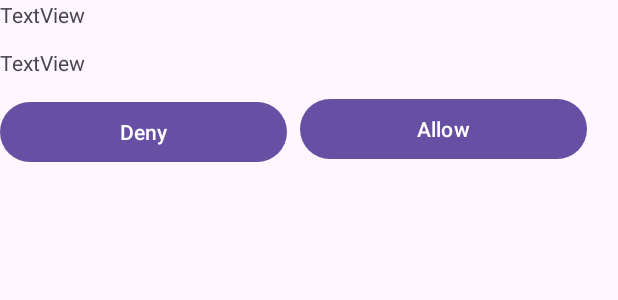
After one commit to TheMujdii3/Clear2Go, an Android app: the layout requests_layout.xml on its own in the app's theme, with its tools: preview values and no code run, on a phone screen of 412 x 824 dp. The commit adds this screen. Shown: the top 300 px of the screen. Run offline under Robolectric (Android 15) with nearby library versions, the phone set to English and light mode, and no system bars.

Commit message:
it kinda works rn

```diff
--- a/app/app/src/main/res/layout/activity_profile.xml
+++ b/app/app/src/main/res/layout/activity_profile.xml
@@ -28,4 +28,10 @@
         android:layout_height="wrap_content"
         android:text="Let's fly" />
 
+    <Button
+        android:id="@+id/button4"
+        android:layout_width="match_parent"
+        android:layout_height="wrap_content"
+        android:text="Let's control" />
+
 </LinearLayout>
--- /dev/null
+++ b/app/app/src/main/res/layout/requests_layout.xml
@@ -0,0 +1,40 @@
+<?xml version="1.0" encoding="utf-8"?>
+<LinearLayout xmlns:android="http://schemas.android.com/apk/res/android"
+    android:layout_width="match_parent"
+    android:layout_height="wrap_content"
+    android:orientation="vertical" >
+
+    <LinearLayout
+        android:layout_width="match_parent"
+        android:layout_height="120dp"
+        android:orientation="vertical">
+
+        <TextView
+            android:id="@+id/requester"
+            android:layout_width="match_parent"
+            android:layout_height="32dp"
+            android:text="TextView" />
+
+        <TextView
+            android:id="@+id/request"
+            android:layout_width="match_parent"
+            android:layout_height="32dp"
+            android:text="TextView" />
+
+        <Button
+            android:id="@+id/denyRq"
+            android:layout_width="191dp"
+            android:layout_height="wrap_content"
+            android:text="Deny" />
+
+        <Button
+            android:id="@+id/allowRq"
+            android:layout_width="191dp"
+            android:layout_height="wrap_content"
+            android:layout_marginLeft="200dp"
+            android:layout_marginTop="-50dp"
+            android:text="Allow" />
+
+    </LinearLayout>
+
+</LinearLayout>
```
Also changed, not shown: app/app/src/main/AndroidManifest.xml (+5 -2 lines), app/app/src/main/java/com/example/clear2go/ControlActivity.java (added, +119 -0 lines), app/app/src/main/java/com/example/clear2go/FlyActivity.java (+28 -25 lines), app/app/src/main/java/com/example/clear2go/ProfileActivity.java (+9 -0 lines), app/app/src/main/java/com/example/clear2go/Request.java (added, +28 -0 lines), app/app/src/main/java/com/example/clear2go/controlRecycleAdapter.java (added, +150 -0 lines), app/app/src/main/res/layout/activity_control.xml (added, +15 -0 lines).
